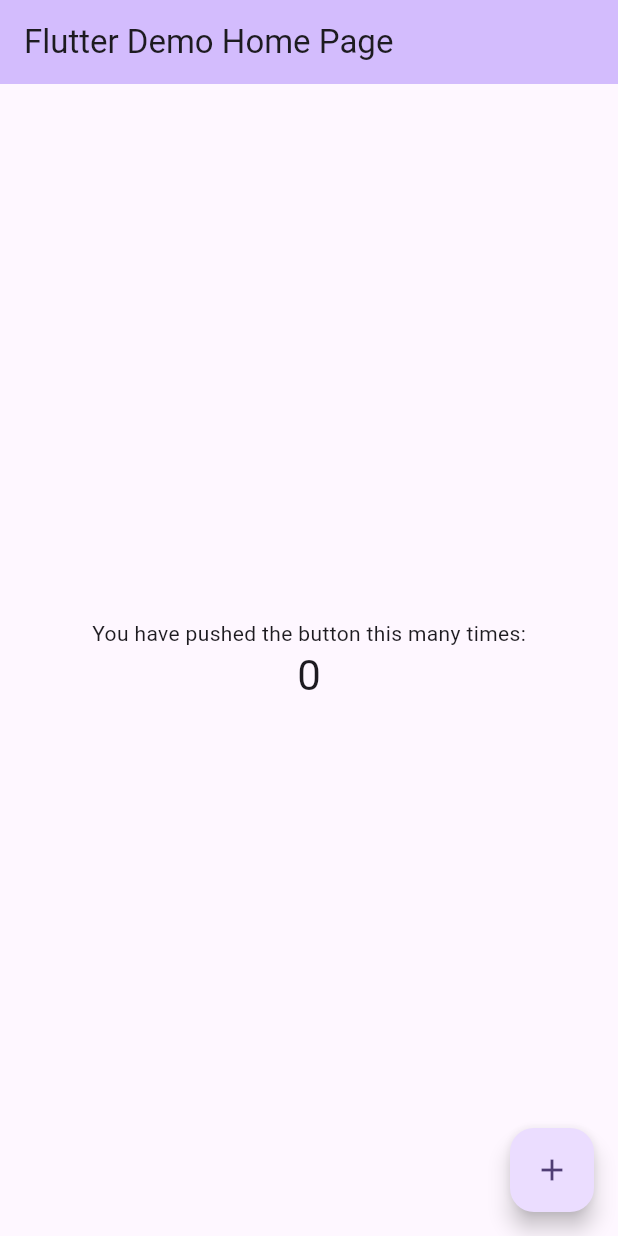
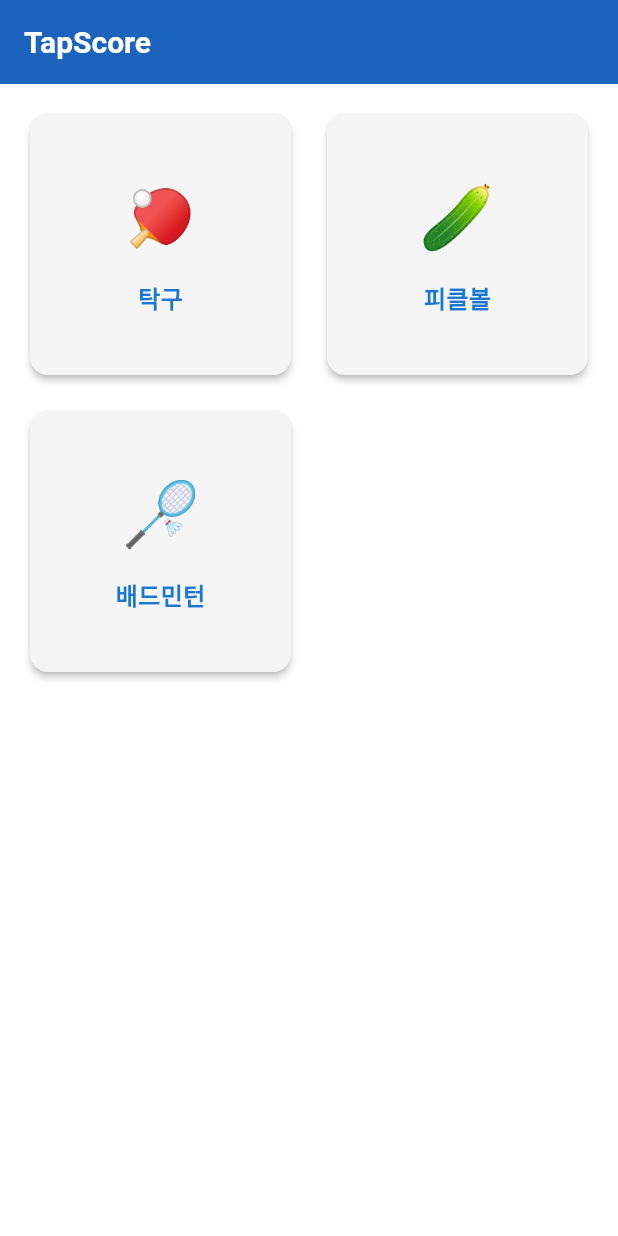
Before and after one commit to Lbin91/tapscore, a Flutter app: the screen it shows after launch, on a phone screen of 412 x 824 dp. Run offline on Flutter 3.47's test engine with Material 3 defaults, Android fonts, the phone set to English and light mode, and no system bars; our stand-ins replace google_mobile_ads; network calls fail.

Commit message:
홈 화면 간단 구현, 옵션 화면 간단 구현

```diff
--- a/lib/main.dart
+++ b/lib/main.dart
@@ -1,125 +1,22 @@
 import 'package:flutter/material.dart';
+import 'screens/main_screen.dart';
+import 'package:google_mobile_ads/google_mobile_ads.dart';
 
 void main() {
-  runApp(const MyApp());
+  WidgetsFlutterBinding.ensureInitialized();
+  MobileAds.instance.initialize();
+  runApp(MyApp());
 }
 
 class MyApp extends StatelessWidget {
-  const MyApp({super.key});
-
-  // This widget is the root of your application.
   @override
   Widget build(BuildContext context) {
     return MaterialApp(
-      title: 'Flutter Demo',
+      title: 'Sports Score App',
       theme: ThemeData(
-        // This is the theme of your application.
-        //
-        // TRY THIS: Try running your application with "flutter run". You'll see
-        // the application has a purple toolbar. Then, without quitting the app,
-        // try changing the seedColor in the colorScheme below to Colors.green
-        // and then invoke "hot reload" (save your changes or press the "hot
-        // reload" button in a Flutter-supported IDE, or press "r" if you used
-        // the command line to start the app).
-        //
-        // Notice that the counter didn't reset back to zero; the application
-        // state is not lost during the reload. To reset the state, use hot
-        // restart instead.
-        //
-        // This works for code too, not just values: Most code changes can be
-        // tested with just a hot reload.
-        colorScheme: ColorScheme.fromSeed(seedColor: Colors.deepPurple),
-        useMaterial3: true,
+        primarySwatch: Colors.blue,
       ),
-      home: const MyHomePage(title: 'Flutter Demo Home Page'),
+      home: MainScreen(),
     );
   }
 }
-
-class MyHomePage extends StatefulWidget {
-  const MyHomePage({super.key, required this.title});
-
-  // This widget is the home page of your application. It is stateful, meaning
-  // that it has a State object (defined below) that contains fields that affect
-  // how it looks.
-
-  // This class is the configuration for the state. It holds the values (in this
-  // case the title) provided by the parent (in this case the App widget) and
-  // used by the build method of the State. Fields in a Widget subclass are
-  // always marked "final".
-
-  final String title;
-
-  @override
-  State<MyHomePage> createState() => _MyHomePageState();
-}
-
-class _MyHomePageState extends State<MyHomePage> {
-  int _counter = 0;
-
-  void _incrementCounter() {
-    setState(() {
-      // This call to setState tells the Flutter framework that something has
-      // changed in this State, which causes it to rerun the build method below
-      // so that the display can reflect the updated values. If we changed
-      // _counter without calling setState(), then the build method would not be
-      // called again, and so nothing would appear to happen.
-      _counter++;
-    });
-  }
-
-  @override
-  Widget build(BuildContext context) {
-    // This method is rerun every time setState is called, for instance as done
-    // by the _incrementCounter method above.
-    //
-    // The Flutter framework has been optimized to make rerunning build methods
-    // fast, so that you can just rebuild anything that needs updating rather
-    // than having to individually change instances of widgets.
-    return Scaffold(
-      appBar: AppBar(
-        // TRY THIS: Try changing the color here to a specific color (to
-        // Colors.amber, perhaps?) and trigger a hot reload to see the AppBar
-        // change color while the other colors stay the same.
-        backgroundColor: Theme.of(context).colorScheme.inversePrimary,
-        // Here we take the value from the MyHomePage object that was created by
-        // the App.build method, and use it to set our appbar title.
-        title: Text(widget.title),
-      ),
-      body: Center(
-        // Center is a layout widget. It takes a single child and positions it
-        // in the middle of the parent.
-        child: Column(
-          // Column is also a layout widget. It takes a list of children and
-          // arranges them vertically. By default, it sizes itself to fit its
-          // children horizontally, and tries to be as tall as its parent.
-          //
-          // Column has various properties to control how it sizes itself and
-          // how it positions its children. Here we use mainAxisAlignment to
-          // center the children vertically; the main axis here is the vertical
-          // axis because Columns are vertical (the cross axis would be
-          // horizontal).
-          //
-          // TRY THIS: Invoke "debug painting" (choose the "Toggle Debug Paint"
-          // action in the IDE, or press "p" in the console), to see the
-          // wireframe for each widget.
-          mainAxisAlignment: MainAxisAlignment.center,
-          children: <Widget>[
-            const Text(
-              'You have pushed the button this many times:',
-            ),
-            Text(
-              '$_counter',
-              style: Theme.of(context).textTheme.headlineMedium,
-            ),
-          ],
-        ),
-      ),
-      floatingActionButton: FloatingActionButton(
-        onPressed: _incrementCounter,
-        tooltip: 'Increment',
-        child: const Icon(Icons.add),
-      ), // This trailing comma makes auto-formatting nicer for build methods.
-    );
-  }
-}
--- /dev/null
+++ b/lib/models/sports.dart
@@ -0,0 +1,7 @@
+class Sport {
+  final String name;
+  final String icon;
+  final int id;
+
+  Sport({required this.name, required this.icon, required this.id});
+}
--- /dev/null
+++ b/lib/screens/main_screen.dart
@@ -0,0 +1,79 @@
+import 'package:flutter/material.dart';
+import '../widgets/sport_card.dart';
+import '../models/sports.dart';
+import '../theme/app_colors.dart';
+import '../widgets/banner_ad_widget.dart';
+import '../screens/option_screen.dart';
+
+class MainScreen extends StatelessWidget {
+  final List<Sport> sports = [
+    Sport(
+      id: 21,
+      name: '탁구',
+      icon: '🏓',
+    ),
+    Sport(
+      id: 2,
+      name: '피클볼',
+      icon: '🥒',
+    ),
+    Sport(
+      id: 3,
+      name: '배드민턴',
+      icon: '🏸',
+    ),
+  ];
+
+  @override
+  Widget build(BuildContext context) {
+    return Scaffold(
+      backgroundColor: AppColors.backgroundColor,
+      appBar: AppBar(
+        title: Text('TapScore',
+            style: TextStyle(
+              color: AppColors.subMainTitleColor,
+              fontSize: 20,
+              fontWeight: FontWeight.bold,
+            )),
+        backgroundColor: AppColors.subMainColor,
+        elevation: 4.0,
+      ),
+      body: Column(
+        children: [
+          Expanded(
+            child: Padding(
+              padding: EdgeInsets.all(16.0),
+              child: GridView.builder(
+                gridDelegate: SliverGridDelegateWithFixedCrossAxisCount(
+                  crossAxisCount: 2,
+                  crossAxisSpacing: 16,
+                  mainAxisSpacing: 16,
+                  childAspectRatio: 1.0,
+                ),
+                itemCount: sports.length,
+                itemBuilder: (context, index) {
+                  return SportCard(
+                    sportName: sports[index].name,
+                    sportIcon: sports[index].icon,
+                    onTap: () {
+                      Navigator.push(
+                        context,
+                        MaterialPageRoute(
+                          builder: (context) => OptionScreen(
+                            sportName: sports[index].name,
+                          ),
+                        ),
+                      );
+                    },
+                  );
+                },
+              ),
+            ),
+          ),
+          SizedBox(height: 8),
+          const BannerAdWidget(type: BannerAdType.main),
+        ],
+      ),
+    );
+  }
+}
--- /dev/null
+++ b/lib/theme/app_colors.dart
@@ -0,0 +1,11 @@
+import 'package:flutter/material.dart';
+
+class AppColors {
+  static const Color mainColor = Color(0xFF1976D2); //0xFF1976D2
+  static const Color mainTitleColor = Color(0xFFFFFFFF); // 진한 파란색
+  static const Color subMainColor = Color(0xFF1565C0); // 밝은 파란색
+  static const Color subMainTitleColor = Color(0xFFFFFFFF); // 진한 파란색
+
+  // 추가 색상이 필요할 때마다 여기에 정의
+  static const Color backgroundColor = Color(0xFFFFFFFF);
+}
--- /dev/null
+++ b/lib/widgets/sport_card.dart
@@ -0,0 +1,48 @@
+import 'package:flutter/material.dart';
+import '../theme/app_colors.dart';
+
+class SportCard extends StatelessWidget {
+  final String sportName;
+  final String sportIcon;
+  final VoidCallback onTap;
+
+  const SportCard({
+    Key? key,
+    required this.sportName,
+    required this.sportIcon,
+    required this.onTap,
+  }) : super(key: key);
+
+  @override
+  Widget build(BuildContext context) {
+    return Card(
+      elevation: 2.0,
+      color: Color(0xFFF5F5F5),
+      shape: RoundedRectangleBorder(
+        borderRadius: BorderRadius.circular(12.0),
+      ),
+      child: InkWell(
+        onTap: onTap,
+        borderRadius: BorderRadius.circular(12.0),
+        child: Column(
+          mainAxisAlignment: MainAxisAlignment.center,
+          children: [
+            Text(
+              sportIcon,
+              style: TextStyle(fontSize: 42),
+            ),
+            SizedBox(height: 12),
+            Text(
+              sportName,
+              style: TextStyle(
+                fontSize: 16,
+                fontWeight: FontWeight.bold,
+                color: AppColors.mainColor,
+              ),
+            ),
+          ],
+        ),
+      ),
+    );
+  }
+}
```
Also changed, not shown: lib/config/ad_config.dart (added, +29 -0 lines), lib/models/score_option.dart (added, +13 -0 lines), lib/screens/option_screen.dart (added, +100 -0 lines), lib/widgets/banner_ad_widget.dart (added, +80 -0 lines), lib/widgets/option_card.dart (added, +48 -0 lines), pubspec.yaml (+18 -8 lines), pubspec.lock, 20 other files.
